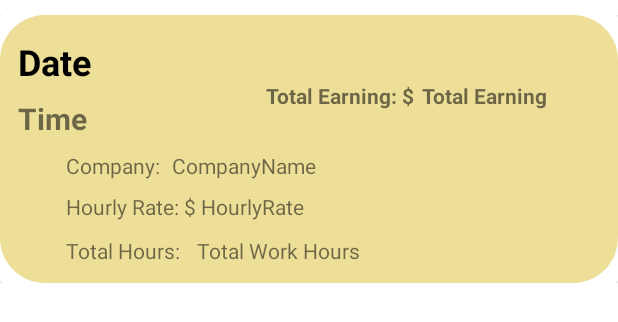
After one commit to bengisugelin/PunchMyTime, an Android app: the layout log_recylerview.xml on its own in the app's theme, with its tools: preview values and no code run, on a phone screen of 412 x 824 dp. The commit adds this screen. Shown: the top 322 px of the screen. Run offline under Robolectric (Android 15) with nearby library versions, the phone set to English and light mode, and no system bars.

Commit message:
REcycle view for punch log history was created.

```diff
--- /dev/null
+++ b/app/src/main/res/drawable/rounded_corner.xml
@@ -0,0 +1,10 @@
+<?xml version="1.0" encoding="utf-8"?>
+<shape xmlns:android="http://schemas.android.com/apk/res/android"
+    android:shape="rectangle">
+
+        <solid android:color="#EDDF98"/>
+
+
+        <corners android:radius="30dp"/>
+
+</shape>
--- /dev/null
+++ b/app/src/main/res/layout/log_recylerview.xml
@@ -0,0 +1,128 @@
+<?xml version="1.0" encoding="utf-8"?>
+<LinearLayout xmlns:android="http://schemas.android.com/apk/res/android"
+    xmlns:app="http://schemas.android.com/apk/res-auto"
+    xmlns:tools="http://schemas.android.com/tools"
+    android:layout_width="match_parent"
+    android:layout_height="wrap_content"
+    android:layout_marginTop="10dp"
+    android:layout_marginBottom="10dp"
+    android:orientation="vertical">
+
+    <androidx.cardview.widget.CardView
+        android:layout_width="match_parent"
+        android:layout_height="wrap_content"
+        android:padding="20dp">
+
+        <androidx.constraintlayout.widget.ConstraintLayout
+            android:layout_width="match_parent"
+            android:layout_height="wrap_content"
+            android:background="@drawable/rounded_corner"
+            android:clipToPadding="false"
+            android:padding="12dp"            >
+
+
+            <TextView
+                android:id="@+id/txtDateofWork"
+                android:layout_width="wrap_content"
+                android:layout_height="wrap_content"
+                android:text="Date"
+                android:textColor="@color/black"
+                android:textSize="24sp"
+                android:textStyle="bold"
+                app:layout_constraintBottom_toBottomOf="parent"
+                app:layout_constraintStart_toStartOf="parent"
+                app:layout_constraintTop_toTopOf="parent"
+                app:layout_constraintVertical_bias="0.01999998" />
+
+            <TextView
+                android:id="@+id/txtTimeofWork"
+                android:layout_width="wrap_content"
+                android:layout_height="wrap_content"
+                android:layout_marginTop="8dp"
+                android:text="Time"
+                android:textSize="20sp"
+
+                android:textStyle="bold"
+                app:layout_constraintStart_toStartOf="parent"
+                app:layout_constraintTop_toBottomOf="@+id/txtDateofWork" />
+
+            <TextView
+                android:id="@+id/TotalEarning"
+                android:layout_width="wrap_content"
+                android:layout_height="wrap_content"
+                android:text="Total Earning"
+                android:textSize="14sp"
+                android:textStyle="bold"
+                app:layout_constraintStart_toEndOf="@+id/titleTotalEarning"
+                app:layout_constraintTop_toTopOf="@+id/titleTotalEarning" />
+
+            <TextView
+                android:id="@+id/titleTotalEarning"
+                android:layout_width="104dp"
+                android:layout_height="20dp"
+                android:layout_marginTop="32dp"
+                android:text="Total Earning: $"
+                android:textSize="14sp"
+                android:textStyle="bold"
+                app:layout_constraintEnd_toEndOf="parent"
+                app:layout_constraintStart_toEndOf="@+id/txtTimeofWork"
+                app:layout_constraintTop_toTopOf="parent" />
+
+            <TextView
+                android:id="@+id/txtCompanyName"
+                android:layout_width="wrap_content"
+                android:layout_height="wrap_content"
+                android:layout_marginStart="8dp"
+                android:text="CompanyName"
+                app:layout_constraintStart_toEndOf="@+id/title_txtCompanyName"
+                app:layout_constraintTop_toTopOf="@+id/title_txtCompanyName" />
+
+            <TextView
+                android:id="@+id/title_txtCompanyName"
+                android:layout_width="wrap_content"
+                android:layout_height="wrap_content"
+                android:layout_marginStart="32dp"
+                android:layout_marginTop="8dp"
+                android:text="Company:"
+                app:layout_constraintStart_toStartOf="parent"
+                app:layout_constraintTop_toBottomOf="@+id/txtTimeofWork" />
+
+            <TextView
+                android:id="@+id/txtHourlyRate"
+                android:layout_width="76dp"
+                android:layout_height="19dp"
+                android:text="HourlyRate"
+                app:layout_constraintStart_toEndOf="@+id/title_txtHourlyRate"
+                app:layout_constraintTop_toTopOf="@+id/title_txtHourlyRate" />
+
+            <TextView
+                android:id="@+id/title_txtHourlyRate"
+                android:layout_width="90dp"
+                android:layout_height="21dp"
+                android:layout_marginStart="32dp"
+                android:layout_marginTop="8dp"
+                android:text="Hourly Rate: $"
+                app:layout_constraintStart_toStartOf="parent"
+                app:layout_constraintTop_toBottomOf="@+id/title_txtCompanyName" />
+
+            <TextView
+                android:id="@+id/txtTotalWorkHours"
+                android:layout_width="wrap_content"
+                android:layout_height="wrap_content"
+                android:layout_marginStart="8dp"
+                android:text="Total Work Hours"
+                app:layout_constraintStart_toEndOf="@+id/title_txtTotalWorkHours"
+                app:layout_constraintTop_toTopOf="@+id/title_txtTotalWorkHours" />
+
+            <TextView
+                android:id="@+id/title_txtTotalWorkHours"
+                android:layout_width="wrap_content"
+                android:layout_height="wrap_content"
+                android:layout_marginStart="32dp"
+                android:layout_marginTop="8dp"
+                android:text="Total Hours: "
+                app:layout_constraintStart_toStartOf="parent"
+                app:layout_constraintTop_toBottomOf="@+id/title_txtHourlyRate" />
+        </androidx.constraintlayout.widget.ConstraintLayout>
+    </androidx.cardview.widget.CardView>
+</LinearLayout>
--- a/app/src/main/res/values/strings.xml
+++ b/app/src/main/res/values/strings.xml
@@ -46,6 +46,8 @@
     <string name="txtProfilePassword">Password:</string>
     <string name="txtProfilePhoneNumber">Phone Number:</string>
     <string name="btnUpdateProfile">Update Profile</string>
+    <string name="txtTitleTotalEarning">Total Earning:</string>
+    <string name="titleLogHistory">My Punch History</string>
 
 
 </resources>
```
Also changed, not shown: app/src/main/AndroidManifest.xml (+9 -4 lines), app/src/main/java/com/example/punchmytimebgv01/CustomAdapter.java (added, +72 -0 lines), app/src/main/java/com/example/punchmytimebgv01/DatabaseHelper.java (+78 -3 lines), app/src/main/java/com/example/punchmytimebgv01/HomePageActivity.java (+14 -5 lines), app/src/main/java/com/example/punchmytimebgv01/NewWorkingHours.java (+13 -13 lines), app/src/main/java/com/example/punchmytimebgv01/PunchLogsActivvity.java (added, +70 -0 lines), app/src/main/res/layout/activity_new_working_hours.xml (+14 -1 lines), app/src/main/res/layout/activity_punch_logs_activvity.xml (added, +32 -0 lines), app/src/main/res/menu/nav_drawer_menu.xml (+18 -0 lines).
